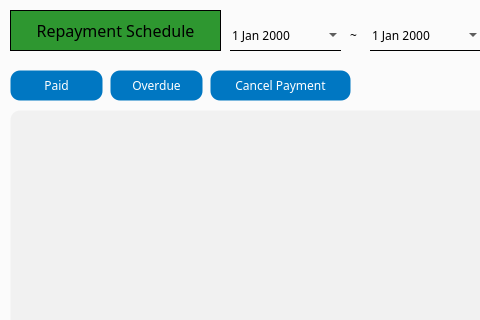
DY-Microfinance-Customer-Management/dymf-algorithm, file app/src/pages/repayment/batch.ui: the form before one commit; both pictures show x 0 to 480 and y 0 to 320 of the 1190 by 638 pixel window.
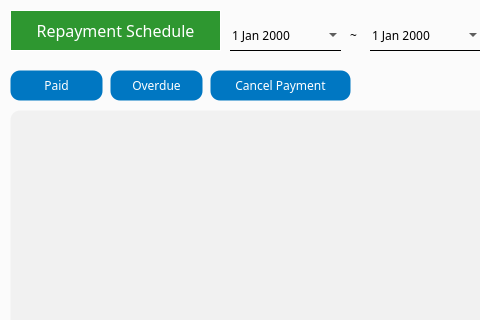
The form after the commit.

Diff of the .ui file:
```diff
--- a/app/src/pages/repayment/batch.ui
+++ b/app/src/pages/repayment/batch.ui
@@ -112,7 +112,7 @@
      </font>
     </property>
     <property name="styleSheet">
-     <string notr="true">background-color: #2e9730;</string>
+     <string notr="true">background-color: #2e9730; color: white;</string>
     </property>
     <property name="frameShape">
      <enum>QFrame::Box</enum>
```
Left out of the diff: 24 changed lines with no effect on the pictures.
